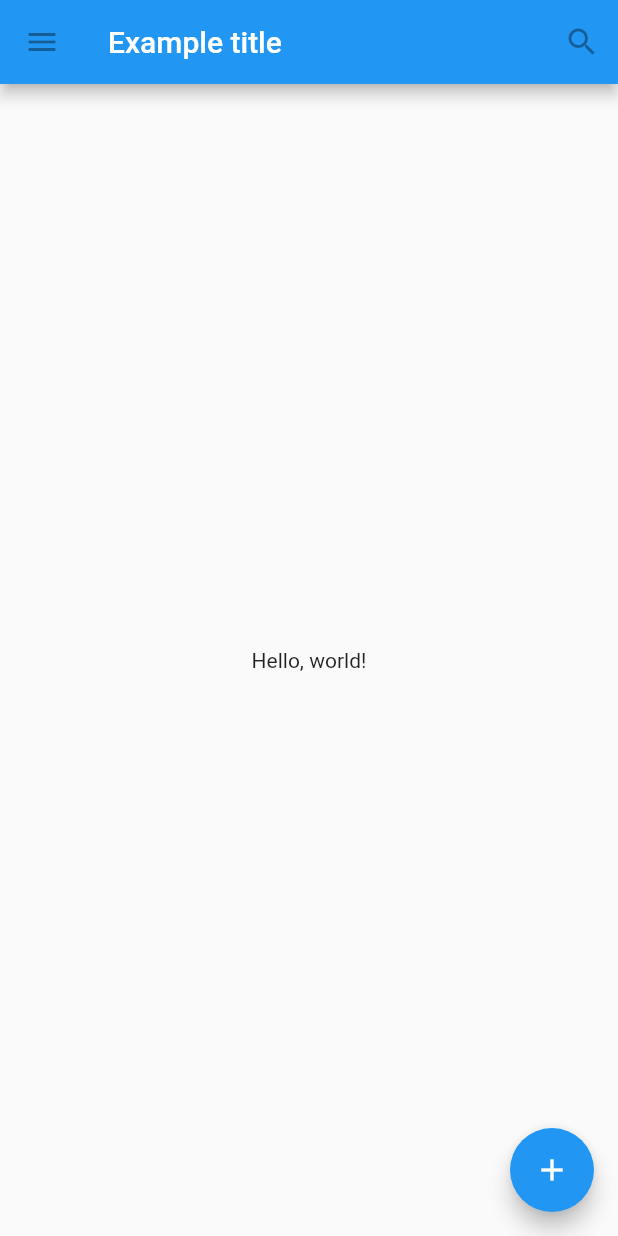
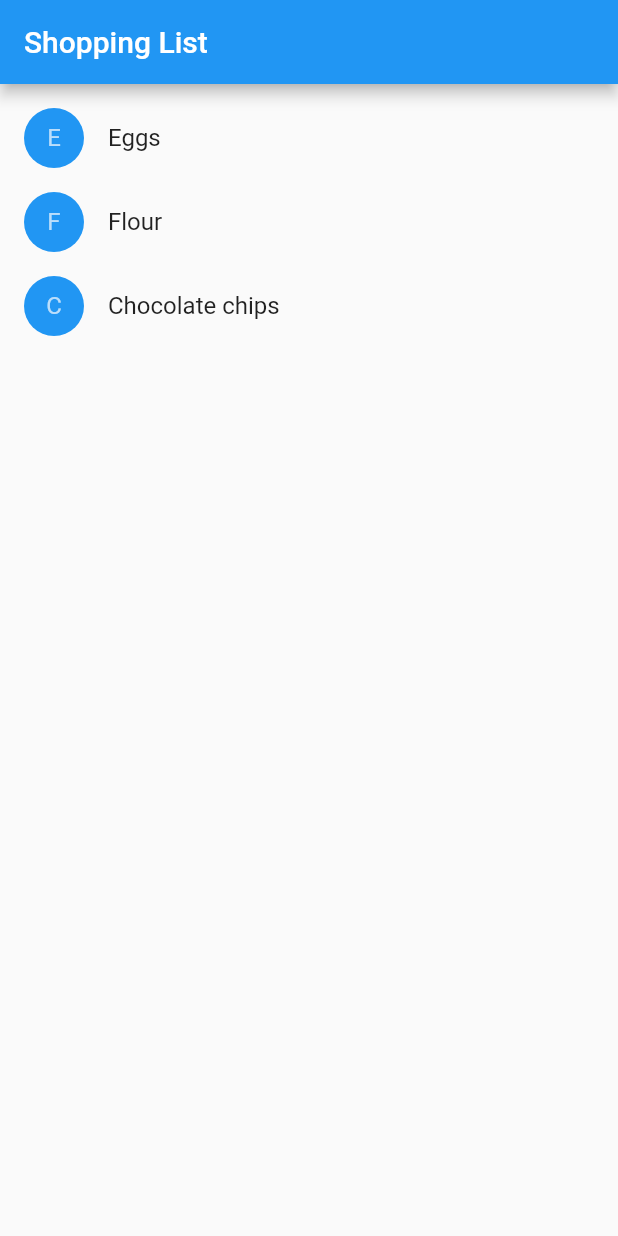
Before and after one commit to loivis/flutter-widget, a Flutter app: the screen it shows after launch, on a phone screen of 412 x 824 dp. Run offline on Flutter 3.47's test engine with Material 2 defaults, Android fonts, the phone set to English and light mode, and no system bars.

Commit message:
shopping list

```diff
--- a/lib/main.dart
+++ b/lib/main.dart
@@ -1,64 +1,112 @@
 import 'package:flutter/material.dart';
 
-void main() {
-  runApp(new MaterialApp(
-    title: 'Flutter Tutorial',
-    home: new TutorialHome(),
-  ));
+class Product {
+  const Product({this.name});
+  final String name;
 }
 
-class TutorialHome extends StatelessWidget {
+typedef void CartChangedCallback(Product product, bool inCart);
+
+class ShoppingListItem extends StatelessWidget {
+  ShoppingListItem({Product product, this.inCart, this.onCartChanged})
+      : product = product,
+        super(key: new ObjectKey(product));
+
+  final Product product;
+  final bool inCart;
+  final CartChangedCallback onCartChanged;
+
+  Color _getColor(BuildContext context) {
+    // The theme depends on the BuildContext because different parts of the tree
+    // can have different themes.  The BuildContext indicates where the build is
+    // taking place and therefore which theme to use.
+
+    return inCart ? Colors.black54 : Theme.of(context).primaryColor;
+  }
+
+  TextStyle _getTextStyle(BuildContext context) {
+    if (!inCart) return null;
+
+    return new TextStyle(
+      color: Colors.black54,
+      decoration: TextDecoration.lineThrough,
+    );
+  }
+
   @override
   Widget build(BuildContext context) {
-    // Scaffold is a layout for the major Material Components.
+    return new ListTile(
+      onTap: () {
+        onCartChanged(product, !inCart);
+      },
+      leading: new CircleAvatar(
+        backgroundColor: _getColor(context),
+        child: new Text(product.name[0]),
+      ),
+      title: new Text(product.name, style: _getTextStyle(context)),
+    );
+  }
+}
+
+class ShoppingList extends StatefulWidget {
+  ShoppingList({Key key, this.products}) : super(key: key);
+
+  final List<Product> products;
+
+  // The framework calls createState the first time a widget appears at a given
+  // location in the tree. If the parent rebuilds and uses the same type of
+  // widget (with the same key), the framework re-uses the State object
+  // instead of creating a new State object.
+
+  @override
+  _ShoppingListState createState() => new _ShoppingListState();
+}
+
+class _ShoppingListState extends State<ShoppingList> {
+  Set<Product> _shoppingCart = new Set<Product>();
+
+  void _handleCartChanged(Product product, bool inCart) {
+    setState(() {
+      // When a user changes what's in the cart, we need to change _shoppingCart
+      // inside a setState call to trigger a rebuild. The framework then calls
+      // build, below, which updates the visual appearance of the app.
+
+      if (inCart)
+        _shoppingCart.add(product);
+      else
+        _shoppingCart.remove(product);
+    });
+  }
+
+  @override
+  Widget build(BuildContext context) {
     return new Scaffold(
       appBar: new AppBar(
-        leading: new IconButton(
-          icon: new Icon(Icons.menu),
-          tooltip: 'Navigation menu',
-          onPressed: null,
-        ),
-        title: new Text('Example title'),
-        actions: <Widget>[
-          new IconButton(
-            icon: new Icon(Icons.search),
-            tooltip: 'Search',
-            onPressed: null,
-          ),
-        ],
+        title: new Text('Shopping List'),
       ),
-      // body is the majority of the screen.
-      body: new Center(
-        child: new Text('Hello, world!'),
-      ),
-      floatingActionButton: new FloatingActionButton(
-        tooltip: 'Add', // used by assistive technologies
-        child: new Icon(Icons.add),
-        onPressed: null,
+      body: new ListView(
+        padding: new EdgeInsets.symmetric(vertical: 8.0),
+        children: widget.products.map((Product product) {
+          return new ShoppingListItem(
+            product: product,
+            inCart: _shoppingCart.contains(product),
+            onCartChanged: _handleCartChanged,
+          );
+        }).toList(),
       ),
     );
   }
 }
 
-class MyButton extends StatelessWidget {
-  @override
-  Widget build(BuildContext context) {
-    return new GestureDetector(
-      onTap: () {
-        print('MyButton was tapped!');
-      },
-      child: new Container(
-        height: 36.0,
-        padding: const EdgeInsets.all(8.0),
-        margin: const EdgeInsets.symmetric(horizontal: 8.0),
-        decoration: new BoxDecoration(
-          borderRadius: new BorderRadius.circular(5.0),
-          color: Colors.lightGreen[500],
-        ),
-        child: new Center(
-          child: new Text('Engage'),
-        ),
-      ),
-    );
-  }
+void main() {
+  runApp(new MaterialApp(
+    title: 'Shopping App',
+    home: new ShoppingList(
+      products: <Product>[
+        new Product(name: 'Eggs'),
+        new Product(name: 'Flour'),
+        new Product(name: 'Chocolate chips'),
+      ],
+    ),
+  ));
 }
```
Also changed, not shown: 1 other file.
